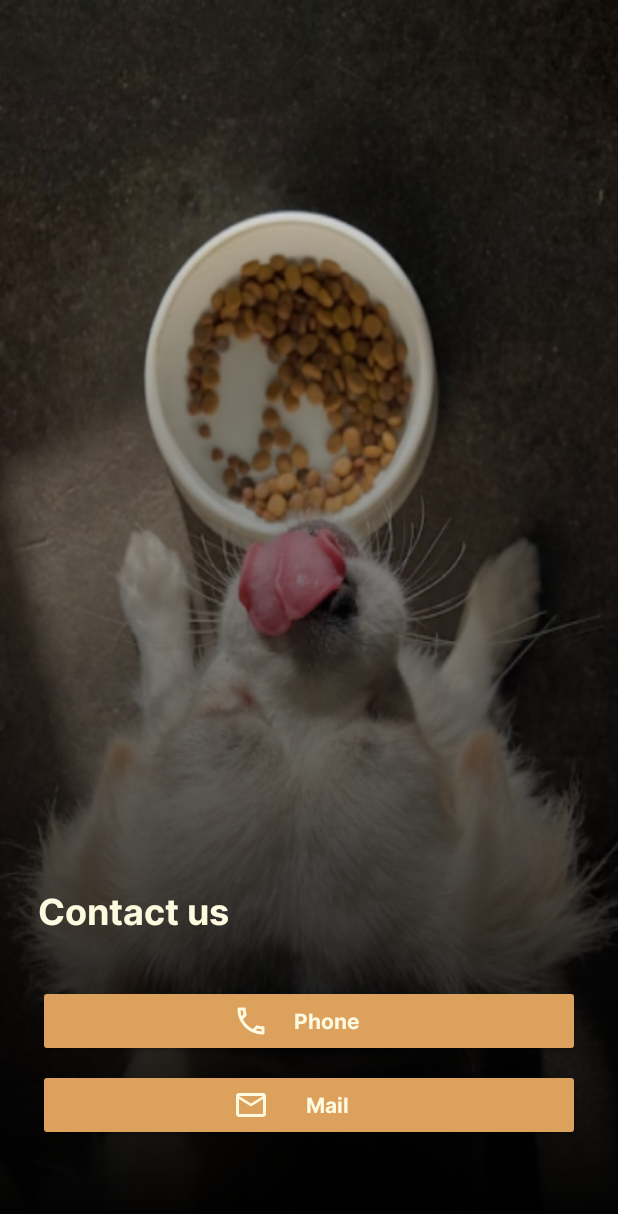
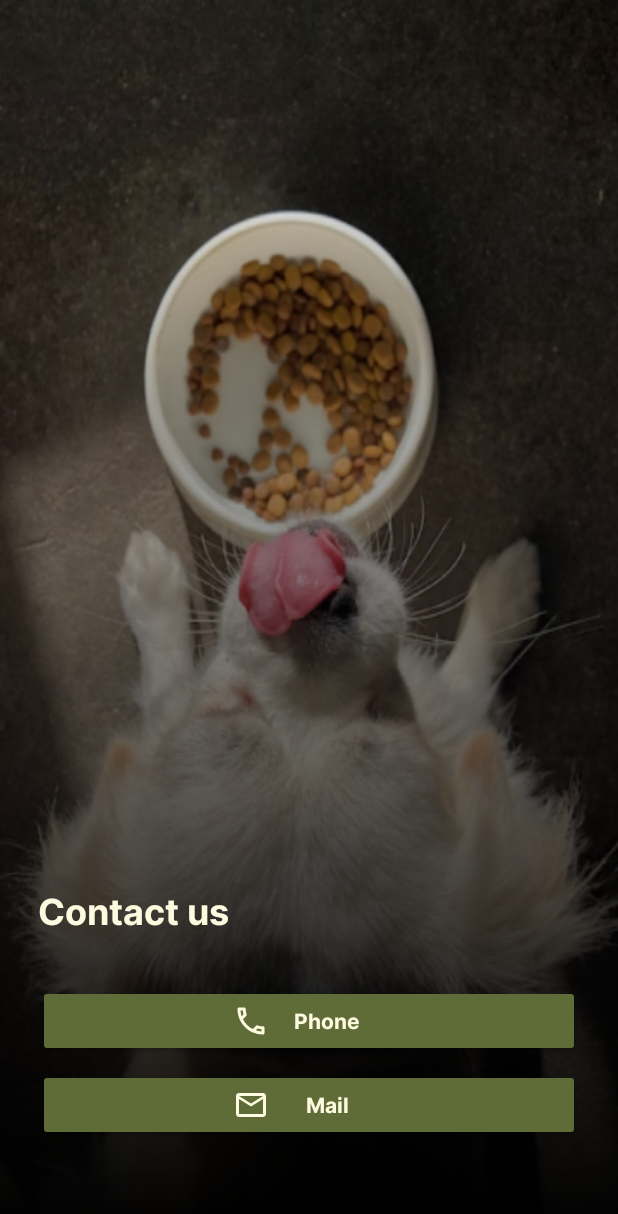
Before and after one commit to AlphaByte-RedTeam/cutiepaw, an Android app: the ContactActivity screen opened directly, with no data from a screen before it, on a phone screen of 412 x 824 dp. Shown: the top 1214 px of the screen. Run offline under Robolectric (Android 15) with nearby library versions, the phone set to English and light mode, and no system bars.

Commit message:
style(ui): change button color

```diff
--- a/app/src/main/res/layout/activity_contact.xml
+++ b/app/src/main/res/layout/activity_contact.xml
@@ -47,7 +47,7 @@
                 android:layout_width="match_parent"
                 android:layout_height="wrap_content"
                 android:layout_gravity="center_horizontal"
-                android:backgroundTint="@color/earth_yellow"
+                android:backgroundTint="@color/dark_olive_green"
                 android:drawableLeft="@drawable/ic_outline_phone_24"
                 android:fontFamily="@font/inter_bold"
                 android:paddingHorizontal="130dp"
@@ -65,7 +65,7 @@
                 android:id="@+id/btnMail"
                 android:layout_width="match_parent"
                 android:layout_height="wrap_content"
-                android:backgroundTint="@color/earth_yellow"
+                android:backgroundTint="@color/dark_olive_green"
                 android:drawableLeft="@drawable/ic_outline_email_24"
                 android:fontFamily="@font/inter_bold"
                 android:paddingHorizontal="130dp"
```
